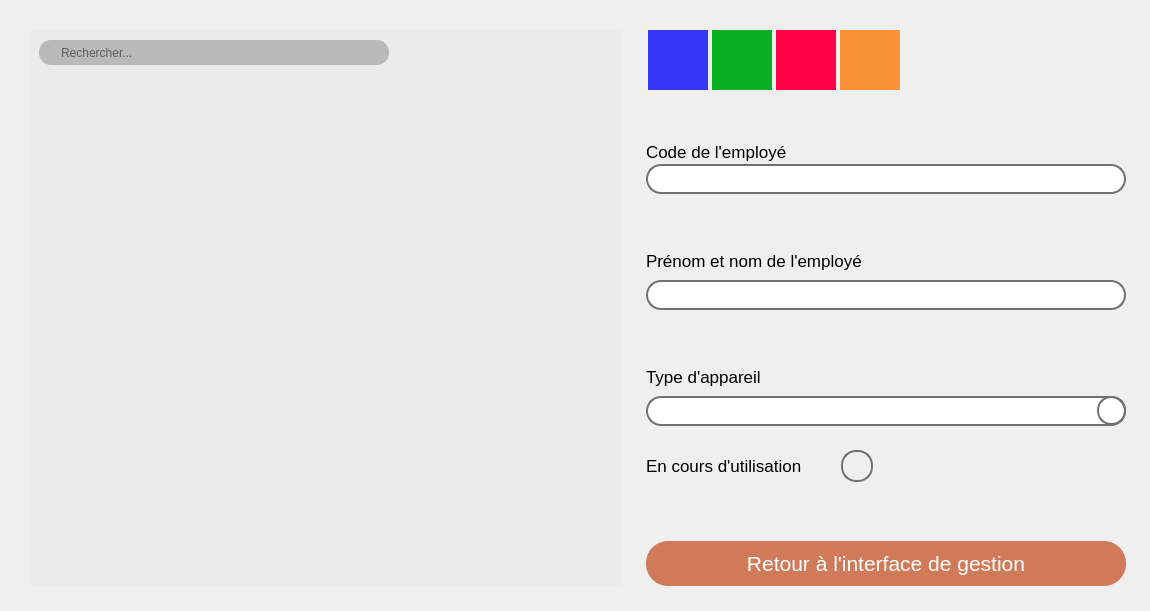
Old version of the form PM-GEST/ModificationAppareil.ui in the repository AetherFall/Gestionnaire-Emprunt-Materiel.
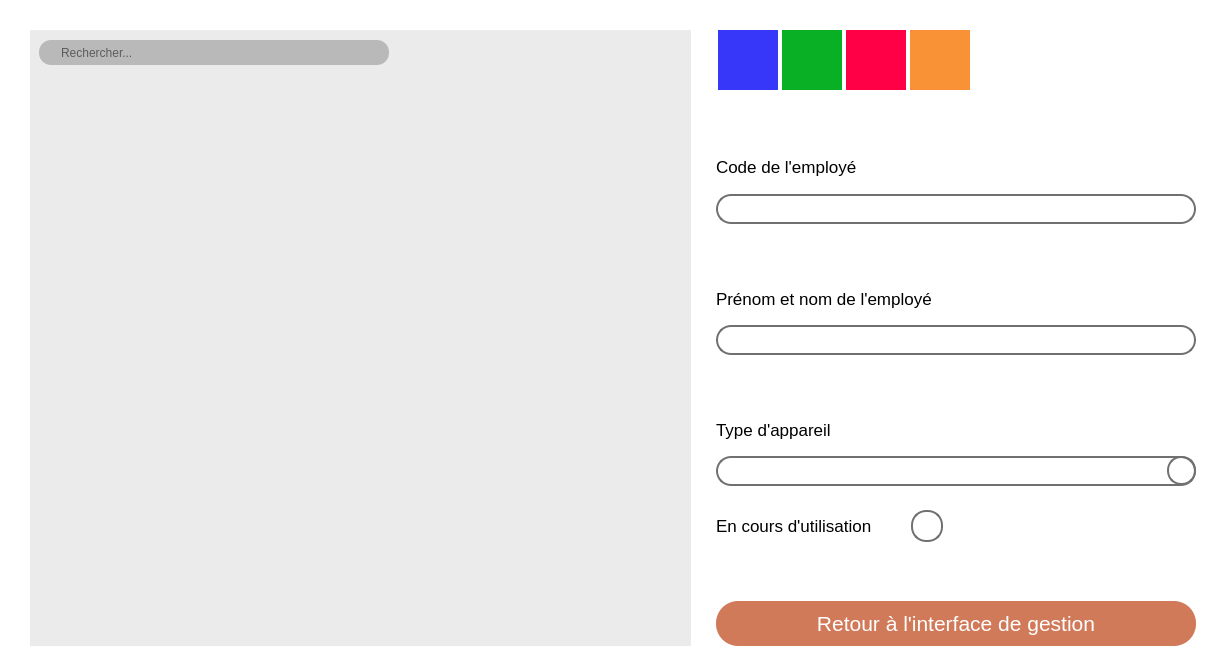
New version of the form. Icons and pictures are not drawn.

Commit message: Modification majeure de la gestion des interfaces

```diff
--- a/PM-GEST/ModificationAppareil.ui
+++ b/PM-GEST/ModificationAppareil.ui
@@ -6,20 +6,23 @@
    <rect>
     <x>0</x>
     <y>0</y>
-    <width>1150</width>
-    <height>611</height>
+    <width>1221</width>
+    <height>671</height>
    </rect>
   </property>
   <property name="windowTitle">
    <string>Form</string>
   </property>
+  <property name="styleSheet">
+   <string notr="true">background-color:rgb(255, 255, 255);</string>
+  </property>
   <widget class="QFrame" name="gridFrame">
    <property name="geometry">
     <rect>
      <x>0</x>
      <y>0</y>
-     <width>1151</width>
-     <height>611</height>
+     <width>1221</width>
+     <height>671</height>
     </rect>
    </property>
    <layout class="QGridLayout" name="gridLayout">
```
The commit also changes 15 other files.
